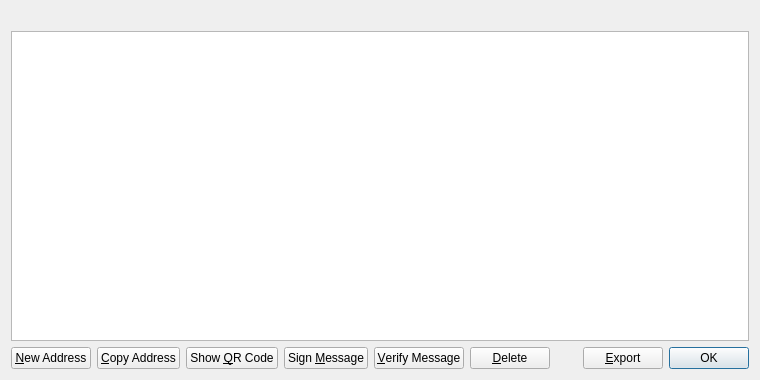
scificryptocoin/Federation-Credits, file src/qt/forms/addressbookpage.ui: the form before one commit.
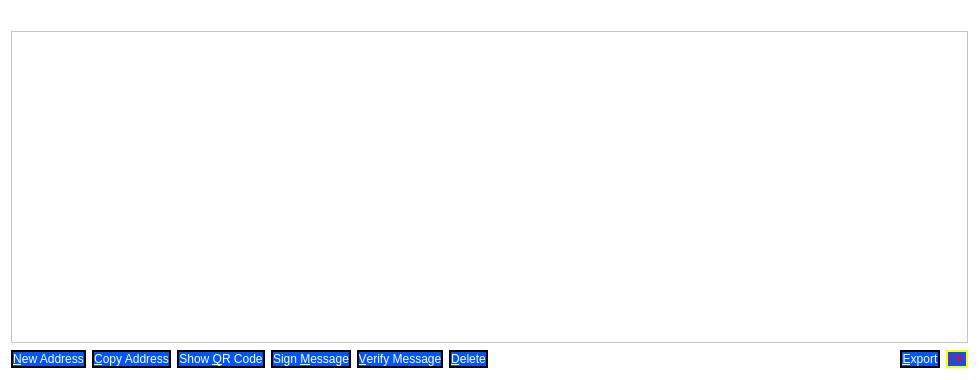
The form after the commit. Icons and pictures are not drawn.

```diff
--- a/src/qt/forms/addressbookpage.ui
+++ b/src/qt/forms/addressbookpage.ui
@@ -6,16 +6,353 @@
    <rect>
     <x>0</x>
     <y>0</y>
-    <width>760</width>
+    <width>979</width>
     <height>380</height>
    </rect>
   </property>
+  <property name="palette">
+   <palette>
+    <active>
+     <colorrole role="WindowText">
+      <brush brushstyle="SolidPattern">
+       <color alpha="255">
+        <red>255</red>
+        <green>255</green>
+        <blue>0</blue>
+       </color>
+      </brush>
+     </colorrole>
+     <colorrole role="Button">
+      <brush brushstyle="SolidPattern">
+       <color alpha="255">
+        <red>255</red>
+        <green>255</green>
+        <blue>255</blue>
+       </color>
+      </brush>
+     </colorrole>
+     <colorrole role="Midlight">
+      <brush brushstyle="SolidPattern">
+       <color alpha="255">
+        <red>255</red>
+        <green>255</green>
+        <blue>255</blue>
+       </color>
+      </brush>
+     </colorrole>
+     <colorrole role="Dark">
+      <brush brushstyle="SolidPattern">
+       <color alpha="255">
+        <red>255</red>
+        <green>255</green>
+        <blue>255</blue>
+       </color>
+      </brush>
+     </colorrole>
+     <colorrole role="Mid">
+      <brush brushstyle="SolidPattern">
+       <color alpha="255">
+        <red>255</red>
+        <green>255</green>
+        <blue>255</blue>
+       </color>
+      </brush>
+     </colorrole>
+     <colorrole role="Text">
+      <brush brushstyle="SolidPattern">
+       <color alpha="255">
+        <red>255</red>
+        <green>255</green>
+        <blue>255</blue>
+       </color>
+      </brush>
+     </colorrole>
+     <colorrole role="ButtonText">
+      <brush brushstyle="SolidPattern">
+       <color alpha="255">
+        <red>255</red>
+        <green>255</green>
+        <blue>255</blue>
+       </color>
+      </brush>
+     </colorrole>
+     <colorrole role="Base">
+      <brush brushstyle="SolidPattern">
+       <color alpha="255">
+        <red>255</red>
+        <green>255</green>
+        <blue>255</blue>
+       </color>
+      </brush>
+     </colorrole>
+     <colorrole role="Window">
+      <brush brushstyle="SolidPattern">
+       <color alpha="255">
+        <red>255</red>
+        <green>255</green>
+        <blue>255</blue>
+       </color>
+      </brush>
+     </colorrole>
+     <colorrole role="Shadow">
+      <brush brushstyle="SolidPattern">
+       <color alpha="255">
+        <red>255</red>
+        <green>255</green>
+        <blue>255</blue>
+       </color>
+      </brush>
+     </colorrole>
+     <colorrole role="Highlight">
+      <brush brushstyle="SolidPattern">
+       <color alpha="255">
+        <red>170</red>
+        <green>0</green>
+        <blue>0</blue>
+       </color>
+      </brush>
+     </colorrole>
+     <colorrole role="ToolTipText">
+      <brush brushstyle="SolidPattern">
+       <color alpha="255">
+        <red>255</red>
+        <green>255</green>
+        <blue>0</blue>
+       </color>
+      </brush>
+     </colorrole>
+    </active>
+    <inactive>
+     <colorrole role="WindowText">
+      <brush brushstyle="SolidPattern">
+       <color alpha="255">
+        <red>255</red>
+        <green>255</green>
+        <blue>0</blue>
+       </color>
+      </brush>
+     </colorrole>
+     <colorrole role="Button">
+      <brush brushstyle="SolidPattern">
+       <color alpha="255">
+        <red>255</red>
+        <green>255</green>
+        <blue>255</blue>
+       </color>
+      </brush>
+     </colorrole>
+     <colorrole role="Midlight">
+      <brush brushstyle="SolidPattern">
+       <color alpha="255">
+        <red>255</red>
+        <green>255</green>
+        <blue>255</blue>
+       </color>
+      </brush>
+     </colorrole>
+     <colorrole role="Dark">
+      <brush brushstyle="SolidPattern">
+       <color alpha="255">
+        <red>255</red>
+        <green>255</green>
+        <blue>255</blue>
+       </color>
+      </brush>
+     </colorrole>
+     <colorrole role="Mid">
+      <brush brushstyle="SolidPattern">
+       <color alpha="255">
+        <red>255</red>
+        <green>255</green>
+        <blue>255</blue>
+       </color>
+      </brush>
+     </colorrole>
+     <colorrole role="Text">
+      <brush brushstyle="SolidPattern">
+       <color alpha="255">
+        <red>255</red>
+        <green>255</green>
+        <blue>255</blue>
+       </color>
+      </brush>
+     </colorrole>
+     <colorrole role="ButtonText">
+      <brush brushstyle="SolidPattern">
+       <color alpha="255">
+        <red>255</red>
+        <green>255</green>
+        <blue>255</blue>
+       </color>
+      </brush>
+     </colorrole>
+     <colorrole role="Base">
+      <brush brushstyle="SolidPattern">
+       <color alpha="255">
+        <red>255</red>
+        <green>255</green>
+        <blue>255</blue>
+       </color>
+      </brush>
+     </colorrole>
+     <colorrole role="Window">
+      <brush brushstyle="SolidPattern">
+       <color alpha="255">
+        <red>255</red>
+        <green>255</green>
+        <blue>255</blue>
+       </color>
+      </brush>
+     </colorrole>
+     <colorrole role="Shadow">
+      <brush brushstyle="SolidPattern">
+       <color alpha="255">
+        <red>255</red>
+        <green>255</green>
+        <blue>255</blue>
+       </color>
+      </brush>
+     </colorrole>
+     <colorrole role="Highlight">
+      <brush brushstyle="SolidPattern">
+       <color alpha="255">
+        <red>170</red>
+        <green>0</green>
+        <blue>0</blue>
+       </color>
+      </brush>
+     </colorrole>
+     <colorrole role="ToolTipText">
+      <brush brushstyle="SolidPattern">
+       <color alpha="255">
+        <red>255</red>
+        <green>255</green>
+        <blue>0</blue>
+       </color>
+      </brush>
+     </colorrole>
+    </inactive>
+    <disabled>
+     <colorrole role="WindowText">
+      <brush brushstyle="SolidPattern">
+       <color alpha="255">
+        <red>255</red>
+        <green>255</green>
+        <blue>255</blue>
+       </color>
+      </brush>
+     </colorrole>
+     <colorrole role="Button">
+      <brush brushstyle="SolidPattern">
+       <color alpha="255">
+        <red>255</red>
+        <green>255</green>
+        <blue>255</blue>
+       </color>
+      </brush>
+     </colorrole>
+     <colorrole role="Midlight">
+      <brush brushstyle="SolidPattern">
+       <color alpha="255">
+        <red>255</red>
+        <green>255</green>
+        <blue>255</blue>
+       </color>
+      </brush>
+     </colorrole>
+     <colorrole role="Dark">
+      <brush brushstyle="SolidPattern">
+       <color alpha="255">
+        <red>255</red>
+        <green>255</green>
+        <blue>255</blue>
+       </color>
+      </brush>
+     </colorrole>
+     <colorrole role="Mid">
+      <brush brushstyle="SolidPattern">
+       <color alpha="255">
+        <red>255</red>
+        <green>255</green>
+        <blue>255</blue>
+       </color>
+      </brush>
+     </colorrole>
+     <colorrole role="Text">
+      <brush brushstyle="SolidPattern">
+       <color alpha="255">
+        <red>255</red>
+        <green>255</green>
+        <blue>255</blue>
+       </color>
+      </brush>
+     </colorrole>
+     <colorrole role="ButtonText">
+      <brush brushstyle="SolidPattern">
+       <color alpha="255">
+        <red>255</red>
+        <green>255</green>
+        <blue>255</blue>
+       </color>
+      </brush>
+     </colorrole>
+     <colorrole role="Base">
+      <brush brushstyle="SolidPattern">
+       <color alpha="255">
+        <red>255</red>
+        <green>255</green>
+        <blue>255</blue>
+       </color>
+      </brush>
+     </colorrole>
+     <colorrole role="Window">
+      <brush brushstyle="SolidPattern">
+       <color alpha="255">
+        <red>255</red>
+        <green>255</green>
+        <blue>255</blue>
+       </color>
+      </brush>
+     </colorrole>
+     <colorrole role="Shadow">
+      <brush brushstyle="SolidPattern">
+       <color alpha="255">
+        <red>255</red>
+        <green>255</green>
+        <blue>255</blue>
+       </color>
+      </brush>
+     </colorrole>
+     <colorrole role="Highlight">
+      <brush brushstyle="SolidPattern">
+       <color alpha="255">
+        <red>170</red>
+        <green>0</green>
+        <blue>0</blue>
+       </color>
+      </brush>
+     </colorrole>
+     <colorrole role="ToolTipText">
+      <brush brushstyle="SolidPattern">
+       <color alpha="255">
+        <red>255</red>
+        <green>255</green>
+        <blue>0</blue>
+       </color>
+      </brush>
+     </colorrole>
+    </disabled>
+   </palette>
+  </property>
   <property name="windowTitle">
    <string>Address Book</string>
   </property>
   <layout class="QVBoxLayout" name="verticalLayout">
    <item>
     <widget class="QLabel" name="labelExplanation">
+     <property name="styleSheet">
+      <string notr="true">color: rgb(255, 255, 0);</string>
+     </property>
      <property name="textFormat">
       <enum>Qt::PlainText</enum>
      </property>
@@ -26,6 +363,394 @@
    </item>
    <item>
     <widget class="QTableView" name="tableView">
+     <property name="palette">
+      <palette>
+       <active>
+        <colorrole role="WindowText">
+         <brush brushstyle="SolidPattern">
+          <color alpha="255">
+           <red>255</red>
+           <green>255</green>
+           <blue>0</blue>
+          </color>
+         </brush>
+        </colorrole>
+        <colorrole role="Button">
+         <brush brushstyle="SolidPattern">
+          <color alpha="255">
+           <red>255</red>
+           <green>255</green>
+           <blue>255</blue>
+          </color>
+         </brush>
+        </colorrole>
+        <colorrole role="Midlight">
+         <brush brushstyle="SolidPattern">
+          <color alpha="255">
+           <red>255</red>
+           <green>255</green>
+           <blue>255</blue>
+          </color>
+         </brush>
+        </colorrole>
+        <colorrole role="Dark">
+         <brush brushstyle="SolidPattern">
+          <color alpha="255">
+           <red>255</red>
+           <green>255</green>
+           <blue>255</blue>
+          </color>
+         </brush>
+        </colorrole>
+        <colorrole role="Mid">
+         <brush brushstyle="SolidPattern">
+          <color alpha="255">
+           <red>255</red>
+           <green>255</green>
+           <blue>255</blue>
+          </color>
+         </brush>
+        </colorrole>
+        <colorrole role="Text">
+         <brush brushstyle="SolidPattern">
+          <color alpha="255">
+           <red>255</red>
+           <green>255</green>
+           <blue>255</blue>
+          </color>
+         </brush>
+        </colorrole>
+        <colorrole role="ButtonText">
+         <brush brushstyle="SolidPattern">
+          <color alpha="255">
+           <red>255</red>
+           <green>255</green>
+           <blue>255</blue>
+          </color>
+         </brush>
+        </colorrole>
+        <colorrole role="Base">
+         <brush brushstyle="SolidPattern">
+          <color alpha="255">
+           <red>255</red>
+           <green>255</green>
+           <blue>255</blue>
+          </color>
+         </brush>
+        </colorrole>
+        <colorrole role="Window">
+         <brush brushstyle="SolidPattern">
+          <color alpha="255">
+           <red>255</red>
+           <green>255</green>
+           <blue>255</blue>
+          </color>
+         </brush>
+        </colorrole>
+        <colorrole role="Shadow">
+         <brush brushstyle="SolidPattern">
+          <color alpha="255">
+           <red>255</red>
+           <green>255</green>
+           <blue>255</blue>
+          </color>
+         </brush>
+        </colorrole>
+        <colorrole role="Highlight">
+         <brush brushstyle="SolidPattern">
+          <color alpha="255">
+           <red>170</red>
+           <green>0</green>
+           <blue>0</blue>
+          </color>
+         </brush>
+        </colorrole>
+        <colorrole role="LinkVisited">
+         <brush brushstyle="SolidPattern">
+          <color alpha="255">
+           <red>255</red>
+           <green>255</green>
+           <blue>255</blue>
+          </color>
+         </brush>
+        </colorrole>
+        <colorrole role="AlternateBase">
+         <brush brushstyle="SolidPattern">
+          <color alpha="255">
+           <red>0</red>
+           <green>85</green>
+           <blue>255</blue>
+          </color>
+         </brush>
+        </colorrole>
+        <colorrole role="ToolTipText">
+         <brush brushstyle="SolidPattern">
+          <color alpha="255">
+           <red>255</red>
+           <green>255</green>
+           <blue>0</blue>
+          </color>
+         </brush>
+        </colorrole>
+       </active>
+       <inactive>
+        <colorrole role="WindowText">
+         <brush brushstyle="SolidPattern">
+          <color alpha="255">
+           <red>255</red>
+           <green>255</green>
+           <blue>0</blue>
+          </color>
+         </brush>
+        </colorrole>
+        <colorrole role="Button">
+         <brush brushstyle="SolidPattern">
+          <color alpha="255">
+           <red>255</red>
+           <green>255</green>
+           <blue>255</blue>
+          </color>
+         </brush>
+        </colorrole>
+        <colorrole role="Midlight">
+         <brush brushstyle="SolidPattern">
+          <color alpha="255">
+           <red>255</red>
+           <green>255</green>
+           <blue>255</blue>
+          </color>
+         </brush>
+        </colorrole>
+        <colorrole role="Dark">
+         <brush brushstyle="SolidPattern">
+          <color alpha="255">
+           <red>255</red>
+           <green>255</green>
+           <blue>255</blue>
+          </color>
+         </brush>
+        </colorrole>
+        <colorrole role="Mid">
+         <brush brushstyle="SolidPattern">
+          <color alpha="255">
+           <red>255</red>
+           <green>255</green>
+           <blue>255</blue>
+          </color>
+         </brush>
+        </colorrole>
+        <colorrole role="Text">
+         <brush brushstyle="SolidPattern">
+          <color alpha="255">
+           <red>255</red>
+           <green>255</green>
+           <blue>255</blue>
+          </color>
+         </brush>
+        </colorrole>
+        <colorrole role="ButtonText">
+         <brush brushstyle="SolidPattern">
+          <color alpha="255">
+           <red>255</red>
+           <green>255</green>
+           <blue>255</blue>
+          </color>
+         </brush>
+        </colorrole>
+        <colorrole role="Base">
+         <brush brushstyle="SolidPattern">
+          <color alpha="255">
+           <red>255</red>
+           <green>255</green>
+           <blue>255</blue>
+          </color>
+         </brush>
+        </colorrole>
+        <colorrole role="Window">
+         <brush brushstyle="SolidPattern">
+          <color alpha="255">
+           <red>255</red>
+           <green>255</green>
+           <blue>255</blue>
+          </color>
+         </brush>
+        </colorrole>
+        <colorrole role="Shadow">
+         <brush brushstyle="SolidPattern">
+          <color alpha="255">
+           <red>255</red>
+           <green>255</green>
+           <blue>255</blue>
+          </color>
+         </brush>
+        </colorrole>
+        <colorrole role="Highlight">
+         <brush brushstyle="SolidPattern">
+          <color alpha="255">
+           <red>170</red>
+           <green>0</green>
+           <blue>0</blue>
+          </color>
+         </brush>
+        </colorrole>
+        <colorrole role="LinkVisited">
+         <brush brushstyle="SolidPattern">
+          <color alpha="255">
+           <red>255</red>
+           <green>255</green>
+           <blue>255</blue>
+          </color>
+         </brush>
+        </colorrole>
+        <colorrole role="AlternateBase">
+         <brush brushstyle="SolidPattern">
+          <color alpha="255">
+           <red>0</red>
+           <green>85</green>
+           <blue>255</blue>
+          </color>
+         </brush>
+        </colorrole>
+        <colorrole role="ToolTipText">
+         <brush brushstyle="SolidPattern">
+          <color alpha="255">
+           <red>255</red>
+           <green>255</green>
+           <blue>0</blue>
+          </color>
+         </brush>
+        </colorrole>
+       </inactive>
+       <disabled>
+        <colorrole role="WindowText">
+         <brush brushstyle="SolidPattern">
+          <color alpha="255">
+           <red>255</red>
+           <green>255</green>
+           <blue>255</blue>
+          </color>
+         </brush>
+        </colorrole>
+        <colorrole role="Button">
+         <brush brushstyle="SolidPattern">
+          <color alpha="255">
+           <red>255</red>
+           <green>255</green>
+           <blue>255</blue>
+          </color>
+         </brush>
+        </colorrole>
+        <colorrole role="Midlight">
+         <brush brushstyle="SolidPattern">
+          <color alpha="255">
+           <red>255</red>
+           <green>255</green>
+           <blue>255</blue>
+          </color>
+         </brush>
+        </colorrole>
+        <colorrole role="Dark">
+         <brush brushstyle="SolidPattern">
+          <color alpha="255">
+           <red>255</red>
+           <green>255</green>
+           <blue>255</blue>
+          </color>
+         </brush>
+        </colorrole>
+        <colorrole role="Mid">
+         <brush brushstyle="SolidPattern">
+          <color alpha="255">
+           <red>255</red>
+           <green>255</green>
+           <blue>255</blue>
+          </color>
+         </brush>
+        </colorrole>
+        <colorrole role="Text">
+         <brush brushstyle="SolidPattern">
+          <color alpha="255">
+           <red>255</red>
+           <green>255</green>
+           <blue>255</blue>
+          </color>
+         </brush>
+        </colorrole>
+        <colorrole role="ButtonText">
+         <brush brushstyle="SolidPattern">
+          <color alpha="255">
+           <red>255</red>
+           <green>255</green>
+           <blue>255</blue>
+          </color>
+         </brush>
+        </colorrole>
+        <colorrole role="Base">
+         <brush brushstyle="SolidPattern">
+          <color alpha="255">
+           <red>255</red>
+           <green>255</green>
+           <blue>255</blue>
+          </color>
+         </brush>
+        </colorrole>
+        <colorrole role="Window">
+         <brush brushstyle="SolidPattern">
+          <color alpha="255">
+           <red>255</red>
+           <green>255</green>
+           <blue>255</blue>
+          </color>
+         </brush>
+        </colorrole>
+        <colorrole role="Shadow">
+         <brush brushstyle="SolidPattern">
+          <color alpha="255">
+           <red>255</red>
+           <green>255</green>
+           <blue>255</blue>
+          </color>
+         </brush>
+        </colorrole>
+        <colorrole role="Highlight">
+         <brush brushstyle="SolidPattern">
+          <color alpha="255">
+           <red>170</red>
+           <green>0</green>
+           <blue>0</blue>
+          </color>
+         </brush>
+        </colorrole>
+        <colorrole role="LinkVisited">
+         <brush brushstyle="SolidPattern">
+          <color alpha="255">
+           <red>255</red>
+           <green>255</green>
+           <blue>255</blue>
+          </color>
+         </brush>
+        </colorrole>
+        <colorrole role="AlternateBase">
+         <brush brushstyle="SolidPattern">
+          <color alpha="255">
+           <red>0</red>
+           <green>85</green>
+           <blue>255</blue>
+          </color>
+         </brush>
+        </colorrole>
+        <colorrole role="ToolTipText">
+         <brush brushstyle="SolidPattern">
+          <color alpha="255">
+           <red>255</red>
+           <green>255</green>
+           <blue>0</blue>
+          </color>
+         </brush>
+        </colorrole>
+       </disabled>
+      </palette>
+     </property>
      <property name="contextMenuPolicy">
       <enum>Qt::CustomContextMenu</enum>
      </property>
@@ -59,6 +784,14 @@
        <property name="toolTip">
         <string>Create a new address</string>
        </property>
+       <property name="styleSheet">
+        <string notr="true">background-color: rgb(0, 85, 255);
+color: rgb(255, 255, 255);
+border-style:solid;
+border-width:2px;
+border-color:black;
+</string>
+       </property>
        <property name="text">
         <string>&amp;New Address</string>
        </property>
@@ -73,6 +806,13 @@
        <property name="toolTip">
         <string>Copy the currently selected address to the system clipboard</string>
        </property>
+       <property name="styleSheet">
+        <string notr="true">background-color: rgb(0, 85, 255);
+color: rgb(255, 255, 255);
+border-style:solid;
+border-width:2px;
+border-color:black;</string>
+       </property>
        <property name="text">
         <string>&amp;Copy Address</string>
        </property>
@@ -84,6 +824,13 @@
      </item>
      <item>
       <widget class="QPushButton" name="showQRCode">
+       <property name="styleSheet">
+        <string notr="true">background-color: rgb(0, 85, 255);
+color: rgb(255, 255, 255);
+border-style:solid;
+border-width:2px;
+border-color:black;</string>
+       </property>
        <property name="text">
         <string>Show &amp;QR Code</string>
        </property>
@@ -98,6 +845,13 @@
        <property name="toolTip">
         <string>Sign a message to prove you own a Blakecoin address</string>
        </property>
+       <property name="styleSheet">
+        <string notr="true">background-color: rgb(0, 85, 255);
+color: rgb(255, 255, 255);
+border-style:solid;
+border-width:2px;
+border-color:black;</string>
+       </property>
        <property name="text">
         <string>Sign &amp;Message</string>
        </property>
@@ -112,6 +866,13 @@
        <property name="toolTip">
         <string>Verify a message to ensure it was signed with a specified Blakecoin address</string>
        </property>
+       <property name="styleSheet">
+        <string notr="true">background-color: rgb(0, 85, 255);
+color: rgb(255, 255, 255);
+border-style:solid;
+border-width:2px;
+border-color:black;</string>
+       </property>
        <property name="text">
         <string>&amp;Verify Message</string>
        </property>
@@ -126,6 +887,13 @@
        <property name="toolTip">
         <string>Delete the currently selected address from the list</string>
        </property>
+       <property name="styleSheet">
+        <string notr="true">background-color: rgb(0, 85, 255);
+color: rgb(255, 255, 255);
+border-style:solid;
+border-width:2px;
+border-color:black;</string>
+       </property>
        <property name="text">
         <string>&amp;Delete</string>
        </property>
@@ -142,7 +910,7 @@
        </property>
        <property name="sizeHint" stdset="0">
         <size>
-         <width>40</width>
+         <width>20</width>
          <height>20</height>
         </size>
        </property>
@@ -153,6 +921,13 @@
        <property name="toolTip">
         <string>Export the data in the current tab to a file</string>
        </property>
+       <property name="styleSheet">
+        <string notr="true">background-color: rgb(0, 85, 255);
+color: rgb(255, 255, 255);
+border-style:solid;
+border-width:2px;
+border-color:black;</string>
+       </property>
        <property name="text">
         <string>&amp;Export</string>
        </property>
@@ -170,6 +945,13 @@
          <verstretch>0</verstretch>
         </sizepolicy>
        </property>
+       <property name="styleSheet">
+        <string notr="true">background-color: rgb(0, 85, 255);
+color: rgb(255, 0, 0);
+border-style:solid;
+border-width:2px;
+border-color:yellow;</string>
+       </property>
        <property name="standardButtons">
         <set>QDialogButtonBox::Ok</set>
        </property>
```
